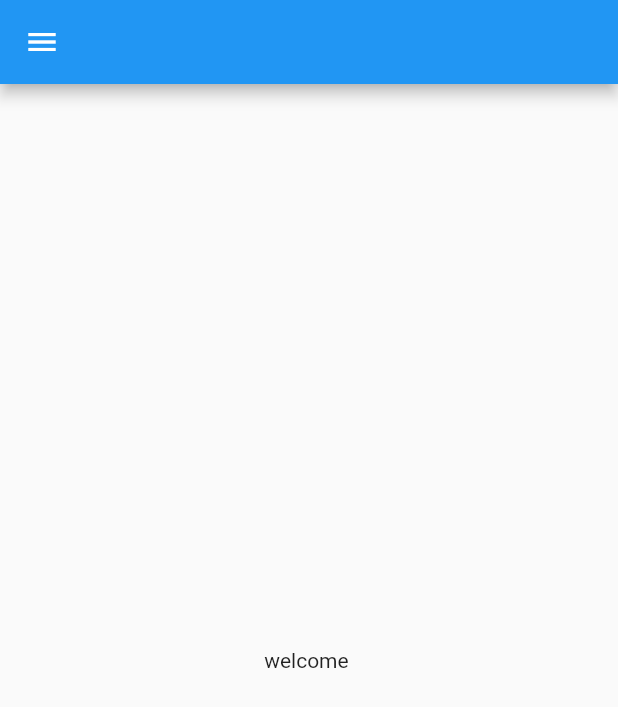
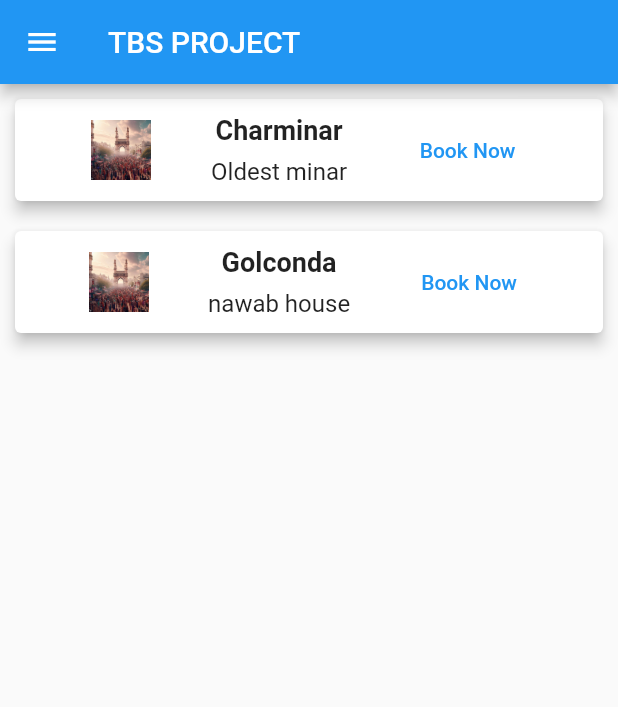
Before and after one commit to PGANESH07/Ticket_Booking, a Flutter app: the screen it shows once a user with an empty profile is signed in, on a phone screen of 412 x 824 dp. Shown: the top 707 px of the screen. Run offline on Flutter 3.47's test engine with Material 2 defaults, Android fonts, the phone set to English and light mode, and no system bars; our stand-ins replace firebase_auth, firebase_core, qr_flutter; missing offline and left inert: firebase_ui_auth; accounts and stored records are empty.

```diff
--- a/lib/auth_gate.dart
+++ b/lib/auth_gate.dart
@@ -1,7 +1,6 @@
 import 'package:firebase_auth/firebase_auth.dart' hide EmailAuthProvider;
 import 'package:flutter/material.dart';
 import 'package:firebase_ui_auth/firebase_ui_auth.dart';
-
 import 'welcome.dart';
 
 class AuthGate extends StatelessWidget {
--- a/lib/main.dart
+++ b/lib/main.dart
@@ -1,7 +1,8 @@
 import 'package:flutter/material.dart';
 import 'package:firebase_core/firebase_core.dart';
 import 'package:tbs/auth_gate.dart';
-
+import 'package:tbs/booking.dart';
+import 'package:tbs/ticket.dart';
 import 'firebase_options.dart';
 
 void main() async {
@@ -18,6 +19,6 @@ class MainApp extends StatelessWidget {
 
   @override
   Widget build(BuildContext context) {
-    return MaterialApp(home: const AuthGate());
+    return MaterialApp(home: AuthGate());
   }
 }
--- /dev/null
+++ b/lib/placecard.dart
@@ -0,0 +1,50 @@
+import 'package:flutter/material.dart';
+import 'package:tbs/booking.dart';
+
+class placeCard extends StatelessWidget {
+  final String title;
+  final String description;
+  final String imagepath;
+  placeCard(
+      {required this.title,
+      required this.description,
+      required this.imagepath});
+
+  @override
+  Widget build(BuildContext context) {
+    return Card(
+        elevation: 4,
+        margin: EdgeInsets.all(10),
+        child: Padding(
+            padding: EdgeInsets.all(10),
+            child: Column(
+              crossAxisAlignment: CrossAxisAlignment.start,
+              children: <Widget>[
+                Row(
+                    mainAxisAlignment: MainAxisAlignment.spaceEvenly,
+                    children: [
+                      Image.asset(
+                        imagepath,
+                        width: 40,
+                        height: 40,
+                      ),
+                      Column(children: [
+                        Text(title,
+                            style: TextStyle(
+                                fontWeight: FontWeight.bold, fontSize: 18)),
+                        SizedBox(height: 8),
+                        Text(description, style: TextStyle(fontSize: 16))
+                      ]),
+                      TextButton(
+                        onPressed: () {
+                          print("going to book");
+                          Navigator.push(context,
+                              MaterialPageRoute(builder: (context) => book(place:title)));
+                        },
+                        child: Text("Book Now"),
+                      )
+                    ])
+              ],
+            )));
+  }
+}
--- a/lib/welcome.dart
+++ b/lib/welcome.dart
@@ -1,6 +1,7 @@
 import 'package:firebase_auth/firebase_auth.dart';
 import 'package:flutter/material.dart';
 import 'package:firebase_ui_auth/firebase_ui_auth.dart';
+import 'package:tbs/placecard.dart';
 
 class HomeScreen extends StatelessWidget {
   HomeScreen({super.key});
@@ -16,9 +17,18 @@ class HomeScreen extends StatelessWidget {
     if (isemailverified == true) {
       return MaterialApp(
           home: Scaffold(
-            appBar: AppBar(),
+              appBar: AppBar(
+                title: Text("TBS PROJECT"),
+              ),
               drawer: Drawer(
-                child: IconButton(
+
+                  semanticLabel: "TBS",
+                  child: Column(
+                    children: <Widget>[
+                      ListTile(title: Text("About"),),
+                      ListTile(
+                        leading: Text("Account Details"),
+                        trailing: IconButton(
                           icon: Icon(Icons.account_circle_outlined),
                           onPressed: () {
                             Navigator.push(
@@ -35,17 +45,34 @@ class HomeScreen extends StatelessWidget {
                                           ],
                                         )));
                           },
+                        ),
+                      ),
+                      AboutDialog(
+                        applicationName: "TBS",
+                        applicationVersion: "1.0.0",
+                      )
+                    ],
                   )),
-            body: Center(
-              child: Text("welcome " + name),
-            )),
-      );
+              body: Column(
+                  crossAxisAlignment: CrossAxisAlignment.stretch,
+                  children: [
+                    placeCard(
+                      title: "Charminar",
+                      description: "Oldest minar",
+                      imagepath: "assets/images/char.png",
+                    ),
+                    placeCard(
+                      title: "Golconda",
+                      description: "nawab house",
+                      imagepath: "assets/images/char.png",
+                    )
+                  ])));
     }
 
     return MaterialApp(
       home: Scaffold(
           body: Center(
-        child: Text("hello noting is fine"),
+        child: Text("hello nothing is fine"),
       )),
     );
   }
--- a/pubspec.yaml
+++ b/pubspec.yaml
@@ -13,6 +13,7 @@ dependencies:
   google_sign_in: ^6.1.5
   firebase_auth: ^4.9.0
   firebase_ui_auth: ^1.7.0
+  qr_flutter: ^4.1.0
 dev_dependencies:
   flutter_test:
     sdk: flutter
```
Also changed, not shown: lib/booking.dart (added, +75 -0 lines), lib/ticket.dart (added, +21 -0 lines), pubspec.lock, 1 other file. Lines whose indentation alone changed are shown as unchanged.
